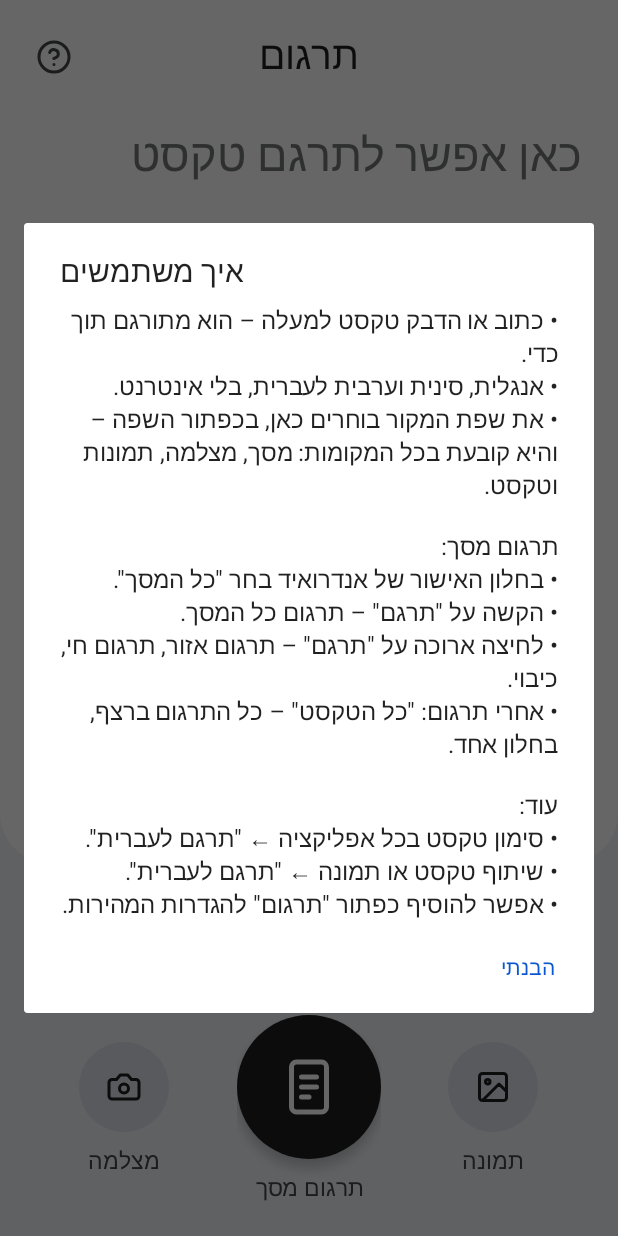
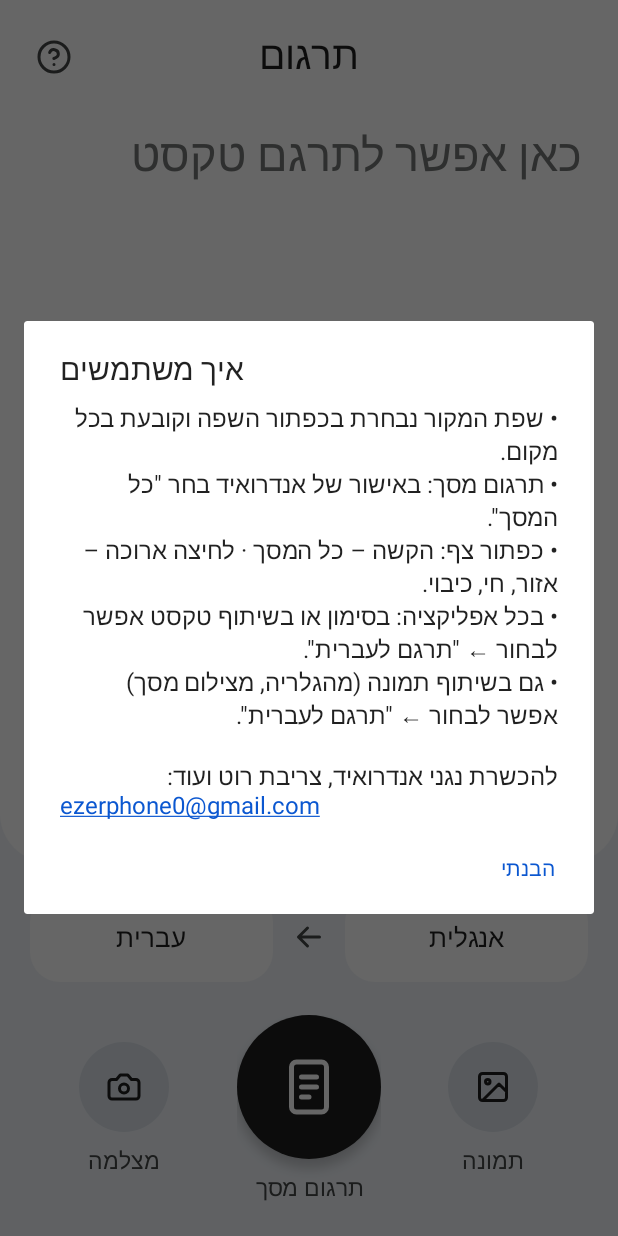
Before and after one commit to ezerphone/ScreenTranslator, an Android app: the screen it shows after launch (MainActivity), after a tap on "איך משתמשים", on a phone screen of 412 x 824 dp. Run offline under Robolectric (Android 15) with nearby library versions, the phone set to English and light mode, and no system bars.

Commit message:
Shorter help text, with contact email
Co-Authored-By: Claude Opus 5.5 <noreply@anthropic.com>
Claude-Session: https://claude.ai/code/session_01G7ebMuhoKWw6uEs6ifN7eW

```diff
--- a/app/src/main/java/com/screentranslate/he/MainActivity.kt
+++ b/app/src/main/java/com/screentranslate/he/MainActivity.kt
@@ -15,6 +15,7 @@ import android.os.Bundle
 import android.provider.Settings
 import android.text.Editable
 import android.text.TextWatcher
+import android.text.util.Linkify
 import android.view.View
 import android.widget.Button
 import android.widget.EditText
@@ -236,25 +237,25 @@ class MainActivity : ComponentActivity() {
     }
 
     private fun showHelp() {
-        AlertDialog.Builder(this)
+        val dialog = AlertDialog.Builder(this)
             .setTitle("איך משתמשים")
             .setMessage(
-                "• כתוב או הדבק טקסט למעלה – הוא מתורגם תוך כדי.\n" +
-                    "• אנגלית, סינית וערבית לעברית, בלי אינטרנט.\n" +
-                    "• את שפת המקור בוחרים כאן, בכפתור השפה – והיא קובעת בכל המקומות: מסך, מצלמה, תמונות וטקסט.\n\n" +
-                    "תרגום מסך:\n" +
-                    "• בחלון האישור של אנדרואיד בחר \"כל המסך\".\n" +
-                    "• הקשה על \"תרגם\" – תרגום כל המסך.\n" +
-                    "• לחיצה ארוכה על \"תרגם\" – תרגום אזור, תרגום חי, כיבוי.\n" +
-                    "• אחרי תרגום: \"כל הטקסט\" – כל התרגום ברצף, בחלון אחד.\n\n" +
-                    "עוד:\n" +
-                    "• סימון טקסט בכל אפליקציה ← \"תרגם לעברית\".\n" +
-                    "• שיתוף טקסט או תמונה ← \"תרגם לעברית\".\n" +
-                    "• אפשר להוסיף כפתור \"תרגום\" להגדרות המהירות."
+                "• שפת המקור נבחרת בכפתור השפה וקובעת בכל מקום.\n" +
+                    "• תרגום מסך: באישור של אנדרואיד בחר \"כל המסך\".\n" +
+                    "• כפתור צף: הקשה – כל המסך · לחיצה ארוכה – אזור, חי, כיבוי.\n" +
+                    "• בכל אפליקציה: בסימון או בשיתוף טקסט אפשר לבחור ← \"תרגם לעברית\".\n" +
+                    "• גם בשיתוף תמונה (מהגלריה, מצילום מסך) אפשר לבחור ← \"תרגם לעברית\".\n\n" +
+                    "להכשרת נגני אנדרואיד, צריבת רוט ועוד:\n" +
+                    "ezerphone0@gmail.com"
             )
             .setPositiveButton("הבנתי", null)
             .show()
+        // The email address opens a new email.
+        dialog.findViewById<TextView>(android.R.id.message)?.let {
+            Linkify.addLinks(it, Linkify.EMAIL_ADDRESSES)
+        }
     }
+
 
     // ---------------------------------------------------------------- screen button
 
```
